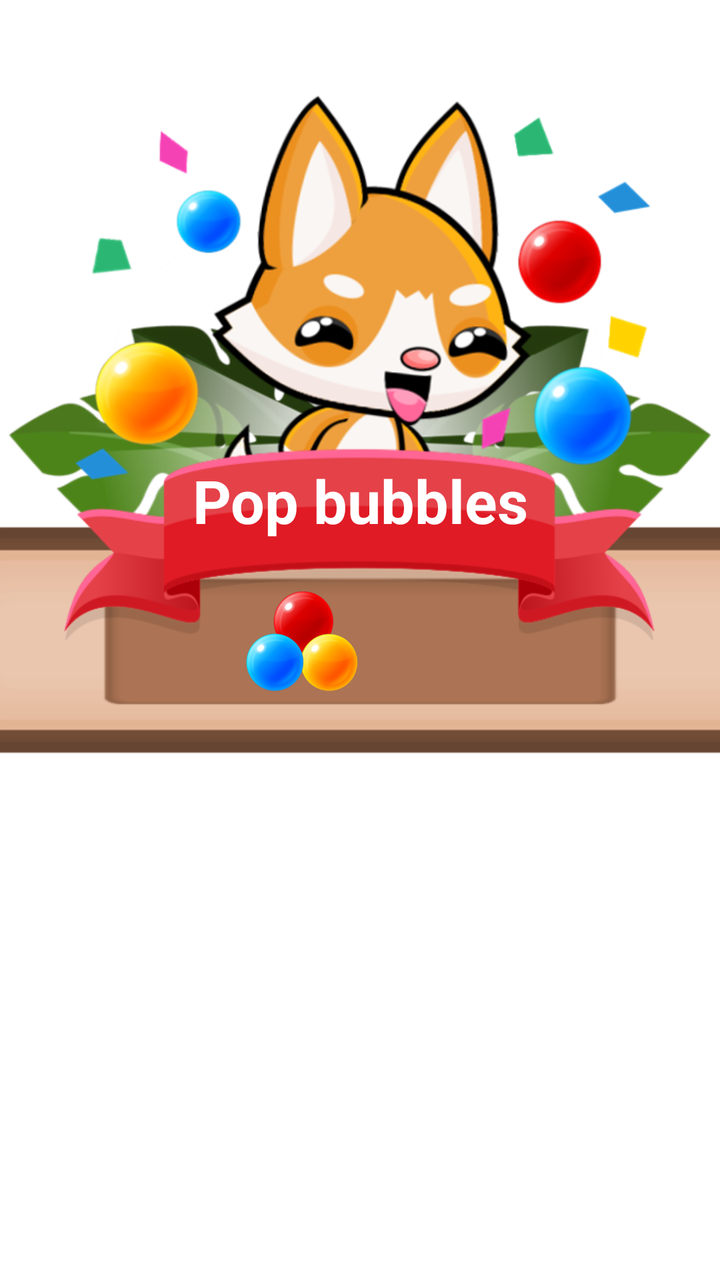
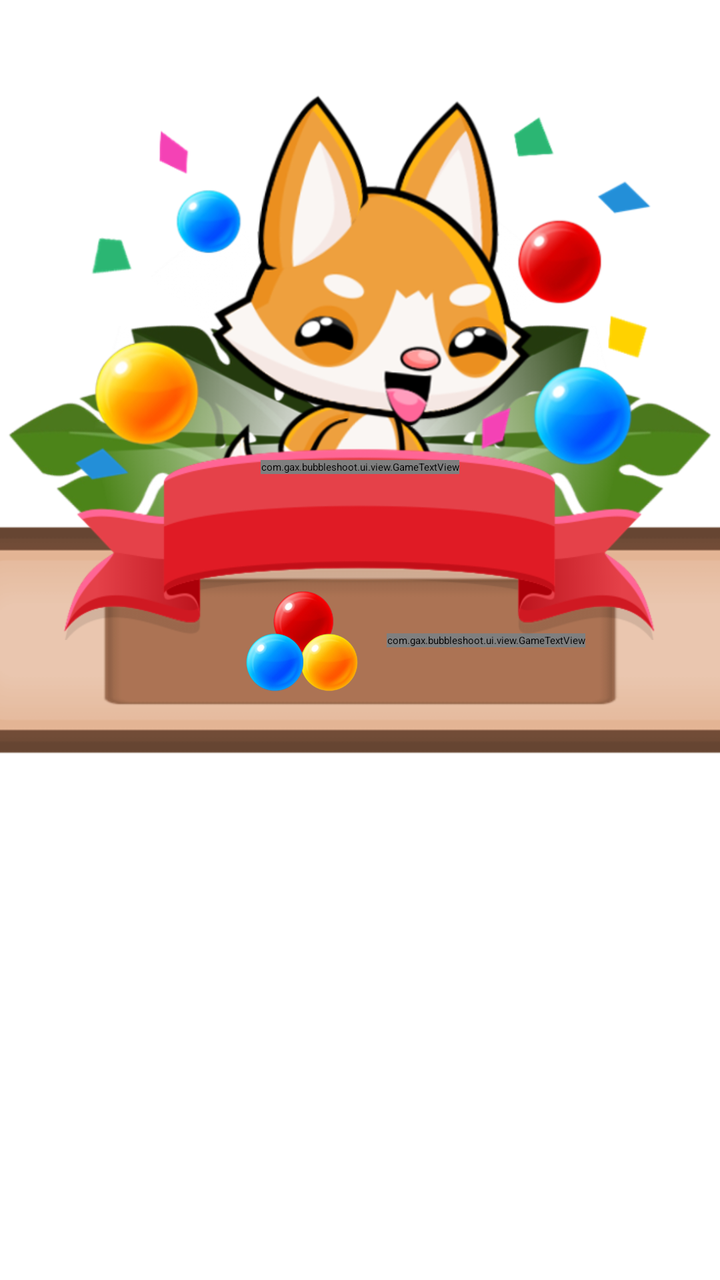

Compare the two renders of this Android layout. The source of the first and the diff that turns it into the second are given below.
<!-- AndroidManifest.xml: application theme Theme.App.Starting -->
<!-- res/layout/dialog_start.xml -->
<?xml version="1.0" encoding="utf-8"?>
<androidx.constraintlayout.widget.ConstraintLayout
    xmlns:android="http://schemas.android.com/apk/res/android"
    xmlns:app="http://schemas.android.com/apk/res-auto"
    xmlns:tools="http://schemas.android.com/tools"
    android:layout_width="match_parent"
    android:layout_height="match_parent"
    tools:ignore="ContentDescription">

    <ImageView
        android:id="@+id/image_leaf_01"
        android:layout_width="@dimen/image_leaf_width"
        android:layout_height="0dp"
        android:src="@drawable/leaf_01"
        app:layout_constraintBottom_toTopOf="@id/image_ribbon"
        app:layout_constraintDimensionRatio="7:5"
        app:layout_constraintEnd_toStartOf="@id/image_leaf_02"
        app:layout_constraintStart_toStartOf="@id/image_ribbon"
        app:layout_constraintTop_toTopOf="@id/image_ribbon" />

    <ImageView
        android:id="@+id/image_leaf_02"
        android:layout_width="@dimen/image_leaf_width"
        android:layout_height="0dp"
        android:src="@drawable/leaf_02"
        app:layout_constraintBottom_toTopOf="@id/image_ribbon"
        app:layout_constraintDimensionRatio="7:5"
        app:layout_constraintEnd_toEndOf="@id/image_ribbon"
        app:layout_constraintStart_toEndOf="@id/image_leaf_01"
        app:layout_constraintTop_toTopOf="@id/image_ribbon" />

    <ImageView
        android:id="@+id/image_fox_bg"
        android:layout_width="0dp"
        android:layout_height="0dp"
        android:src="@drawable/light_bg"
        app:layout_constraintBottom_toTopOf="@id/image_ribbon"
        app:layout_constraintDimensionRatio="1:1"
        app:layout_constraintEnd_toEndOf="@id/image_ribbon"
        app:layout_constraintStart_toStartOf="@id/image_ribbon"
        app:layout_constraintTop_toTopOf="@id/image_ribbon" />

    <ImageView
        android:id="@+id/image_fox"
        android:layout_width="@dimen/image_fox_width"
        android:layout_height="@dimen/image_fox_width"
        android:src="@drawable/fox_target_pop"
        app:layout_constraintBottom_toBottomOf="@id/image_ribbon"
        app:layout_constraintEnd_toEndOf="@id/image_start_dialog"
        app:layout_constraintStart_toStartOf="@id/image_start_dialog" />

    <ImageView
        android:id="@+id/image_start_dialog"
        android:layout_width="0dp"
        android:layout_height="0dp"
        android:background="@drawable/dialog_game"
        app:layout_constraintBottom_toBottomOf="parent"
        app:layout_constraintDimensionRatio="3:1"
        app:layout_constraintEnd_toEndOf="parent"
        app:layout_constraintStart_toStartOf="parent"
        app:layout_constraintTop_toTopOf="parent" />

    <ImageView
        android:id="@+id/image_field"
        android:layout_width="0dp"
        android:layout_height="0dp"
        android:layout_margin="@dimen/margin_20"
        android:background="@drawable/board_field"
        app:layout_constraintBottom_toBottomOf="@id/image_start_dialog"
        app:layout_constraintDimensionRatio="4:1"
        app:layout_constraintEnd_toEndOf="@id/image_ribbon"
        app:layout_constraintStart_toStartOf="@id/image_ribbon"
        app:layout_constraintTop_toTopOf="@id/image_start_dialog" />

    <ImageView
        android:id="@+id/image_start_target"
        android:layout_width="0dp"
        android:layout_height="0dp"
        android:src="@drawable/target_pop"
        app:layout_constraintBottom_toBottomOf="@+id/image_field"
        app:layout_constraintDimensionRatio="1:1"
        app:layout_constraintEnd_toEndOf="@id/image_field"
        app:layout_constraintHorizontal_bias="0.35"
        app:layout_constraintStart_toStartOf="@id/image_field"
        app:layout_constraintTop_toTopOf="@+id/image_field" />

    <TextView
        android:id="@+id/txt_start_target"
        android:layout_width="wrap_content"
        android:layout_height="wrap_content"
        android:layout_marginStart="@dimen/margin_10"
        app:fontFamily="@font/baloo"
        android:textColor="@color/brown"
        android:textSize="@dimen/txt_dialog_small_size"
        android:textStyle="bold"
        app:layout_constraintBottom_toBottomOf="@+id/image_field"
        app:layout_constraintStart_toEndOf="@id/image_start_target"
        app:layout_constraintTop_toTopOf="@+id/image_field" />

    <ImageView
        android:id="@+id/image_ribbon"
        android:layout_width="@dimen/dialog_width"
        android:layout_height="0dp"
        android:src="@drawable/ribbon"
        app:layout_constraintBottom_toBottomOf="@id/guideline"
        app:layout_constraintDimensionRatio="3:1"
        app:layout_constraintEnd_toEndOf="@id/image_start_dialog"
        app:layout_constraintStart_toStartOf="@id/image_start_dialog" />

    <TextView
        android:id="@+id/txt_target"
        android:layout_width="wrap_content"
        android:layout_height="wrap_content"
        android:layout_marginTop="@dimen/margin_10"
        app:fontFamily="@font/baloo"
        android:gravity="center"
        android:text="@string/txt_level_type_pop"
        android:textColor="@color/white"
        android:textSize="@dimen/txt_dialog_small_size"
        android:textStyle="bold"
        app:layout_constraintEnd_toEndOf="@id/image_ribbon"
        app:layout_constraintStart_toStartOf="@id/image_ribbon"
        app:layout_constraintTop_toTopOf="@id/image_ribbon" />

    <androidx.constraintlayout.widget.Guideline
        android:id="@+id/guideline"
        android:layout_width="wrap_content"
        android:layout_height="wrap_content"
        android:orientation="horizontal"
        app:layout_constraintGuide_percent="0.5" />

</androidx.constraintlayout.widget.ConstraintLayout>
<!-- resources referenced by this layout -->
<resources>
  <color name="brown">#4E342E</color>
  <color name="white">#FFFFFFFF</color>
  <dimen name="dialog_width">300dp</dimen>
  <dimen name="image_fox_width">300dp</dimen>
  <dimen name="image_leaf_width">180dp</dimen>
  <dimen name="margin_10">10dp</dimen>
  <dimen name="margin_20">20dp</dimen>
  <dimen name="txt_dialog_small_size">30sp</dimen>
  <!-- drawable board_field: png bitmap (drawable, 2140 bytes) -->
  <!-- drawable dialog_game: png bitmap (drawable, 1601 bytes) -->
  <!-- drawable fox_target_pop: png bitmap (drawable, 151042 bytes) -->
  <!-- drawable leaf_01: png bitmap (drawable, 56215 bytes) -->
  <!-- drawable leaf_02: png bitmap (drawable, 56289 bytes) -->
  <!-- drawable light_bg: png bitmap (drawable, 126167 bytes) -->
  <!-- drawable ribbon: png bitmap (drawable, 30961 bytes) -->
  <!-- drawable target_pop: png bitmap (drawable, 110733 bytes) -->
  <string name="txt_level_type_pop">Pop bubbles</string>
  <style name="Theme.App.Starting" parent="Theme.SplashScreen">
          
          <item name="windowSplashScreenBackground">@color/brown</item>
          
          
          <item name="postSplashScreenTheme">@style/Theme.AnimalsPop</item>
      </style>
  <style name="Theme.AnimalsPop" parent="Theme.MaterialComponents.DayNight.NoActionBar">
          
          <item name="colorPrimary">@color/purple_500</item>
          <item name="colorPrimaryVariant">@color/purple_700</item>
          <item name="colorOnPrimary">@color/white</item>
          
          <item name="colorSecondary">@color/teal_200</item>
          <item name="colorSecondaryVariant">@color/teal_700</item>
          <item name="colorOnSecondary">@color/black</item>
          
          <item name="android:statusBarColor" tools:targetApi="l">?attr/colorPrimaryVariant</item>
          
      </style>
  <color name="purple_500">#FF6200EE</color>
  <color name="purple_700">#FF3700B3</color>
  <color name="teal_200">#FF03DAC5</color>
  <color name="teal_700">#FF018786</color>
  <color name="black">#FF000000</color>
</resources>

<!-- the commit's change to res/layout/dialog_start.xml (unified diff, before → after) -->
@@ -84,7 +84,7 @@
         app:layout_constraintStart_toStartOf="@id/image_field"
         app:layout_constraintTop_toTopOf="@+id/image_field" />
 
-    <TextView
+    <com.gax.bubbleshoot.ui.view.GameTextView
         android:id="@+id/txt_start_target"
         android:layout_width="wrap_content"
         android:layout_height="wrap_content"
@@ -107,7 +107,7 @@
         app:layout_constraintEnd_toEndOf="@id/image_start_dialog"
         app:layout_constraintStart_toStartOf="@id/image_start_dialog" />
 
-    <TextView
+    <com.gax.bubbleshoot.ui.view.GameTextView
         android:id="@+id/txt_target"
         android:layout_width="wrap_content"
         android:layout_height="wrap_content"
